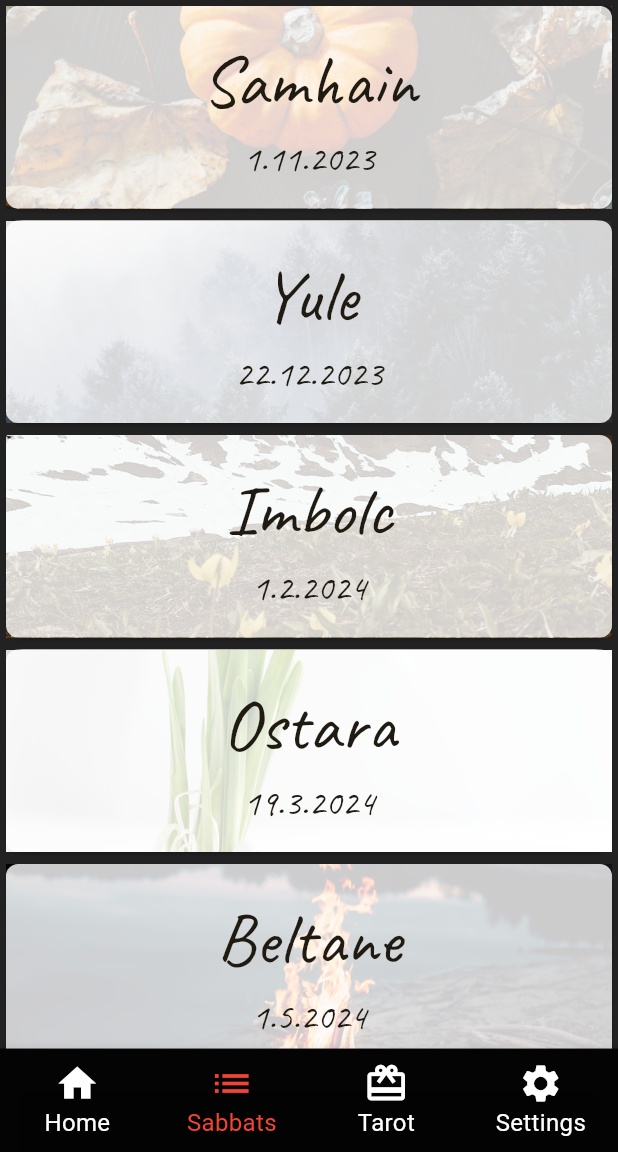
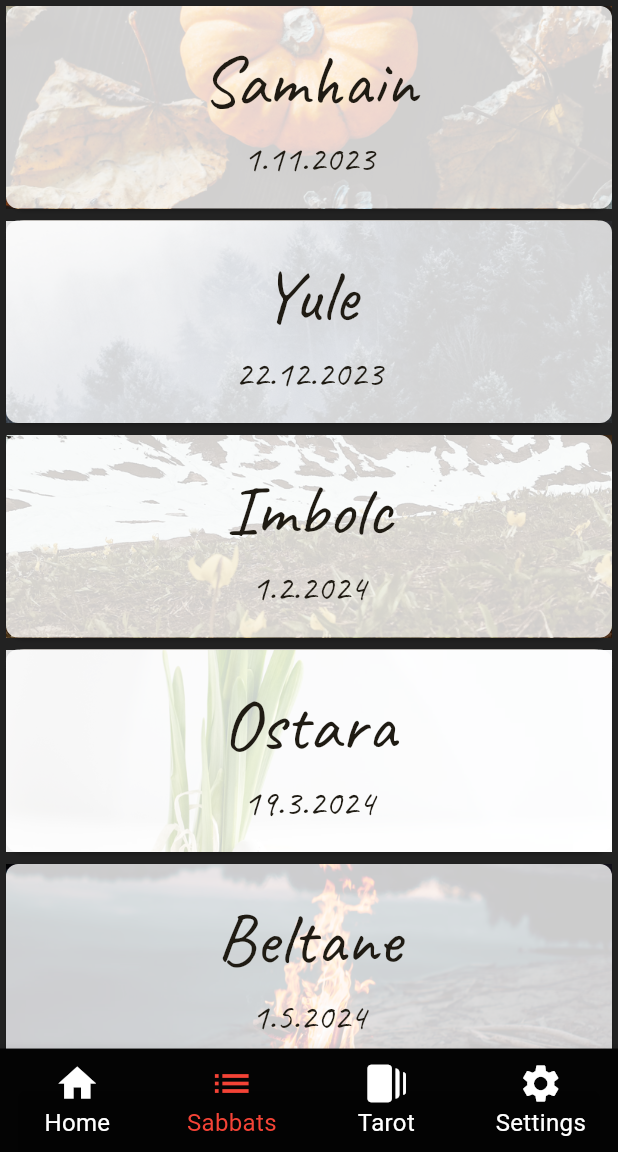
Before and after one commit to Celssi/wheel-of-the-year, a Flutter app: the screen it shows after launch, item 2 of the bottom bar chosen, on a phone screen of 412 x 824 dp, the part 84-1236 px from its top. Run offline on Flutter 3.47's test engine with Material 2 defaults, Android fonts, the phone set to English and light mode, and no system bars; our stand-ins replace connectivity_plus, flutter_mobx, freezed_annotation, mobx, shared_preferences; generated files the repository leaves out were written again; network calls fail.

Commit message:
Fix tarot icon

```diff
--- a/lib/helper-widgets/bottom_navigation.dart
+++ b/lib/helper-widgets/bottom_navigation.dart
@@ -22,7 +22,7 @@ class BottomNavigation extends StatelessWidget {
                   backgroundColor: Colors.white,
                 ),
                 BottomNavigationBarItem(
-                  icon: Icon(Icons.card_giftcard),
+                  icon: Icon(Icons.web_stories),
                   label: 'Tarot',
                   backgroundColor: Colors.white,
                 ),
```
